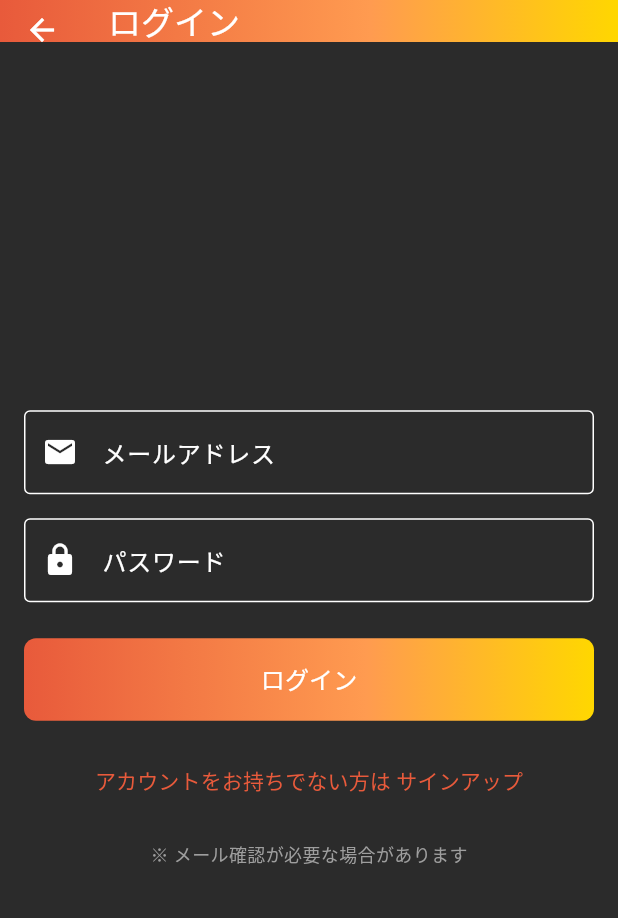
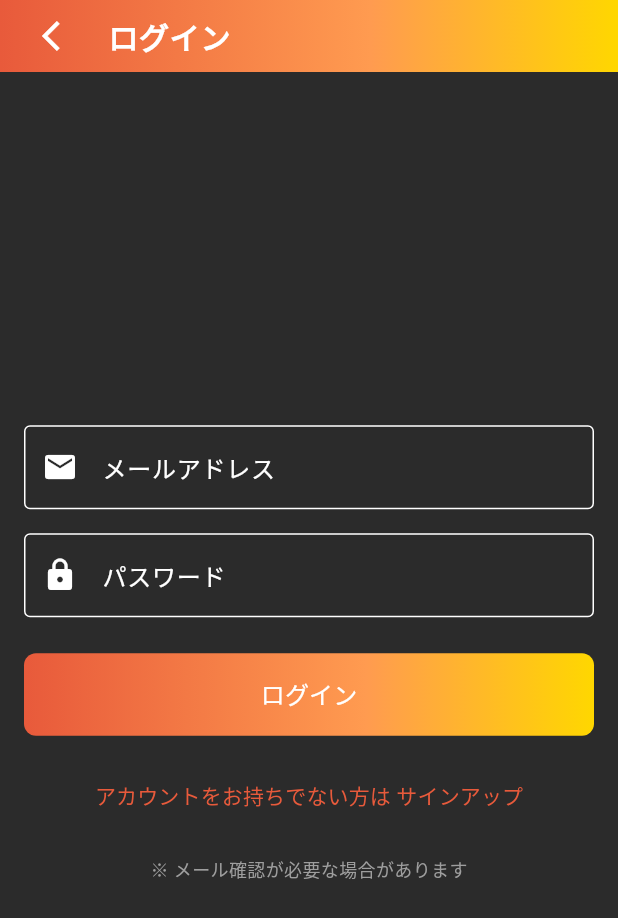
Before and after one commit to Kamon-Tahara-504/ThisOne-NewRepository, a Flutter app: the AuthScreen screen opened directly, on a phone screen of 412 x 824 dp. Shown: the top 918 px of the screen. Run offline on Flutter 3.47's test engine with Material 3 defaults, Android fonts, the light colour scheme and no system bars; our stand-ins replace supabase_flutter; accounts and stored records are empty.

Commit message:
v1.0.2-dev ヘッダーの調整

```diff
--- a/lib/screens/auth_screen.dart
+++ b/lib/screens/auth_screen.dart
@@ -110,12 +110,39 @@ class _AuthScreenState extends State<AuthScreen> {
   Widget build(BuildContext context) {
     return Scaffold(
       appBar: PreferredSize(
-        preferredSize: const Size.fromHeight(28.0), // 通常の約半分の高さ
-        child: AppBar(
-          title: Text(_isSignUp ? 'サインアップ' : 'ログイン'),
-          flexibleSpace: Container(
-            decoration: BoxDecoration(
-              gradient: createHorizontalOrangeYellowGradient(),
+        preferredSize: const Size.fromHeight(56.0), // 標準的なAppBarの高さ
+        child: Container(
+          decoration: BoxDecoration(
+            gradient: createHorizontalOrangeYellowGradient(),
+          ),
+          child: SafeArea(
+            child: Padding(
+              padding: const EdgeInsets.symmetric(horizontal: 16.0),
+              child: Row(
+                children: [
+                  // 戻るボタン
+                  IconButton(
+                    onPressed: () => Navigator.pop(context),
+                    icon: const Icon(
+                      Icons.arrow_back_ios,
+                      color: Colors.white,
+                      size: 24,
+                    ),
+                  ),
+                  const SizedBox(width: 8),
+                  // 左寄せのタイトル
+                  Text(
+                    _isSignUp ? 'サインアップ' : 'ログイン',
+                    style: const TextStyle(
+                      color: Colors.white,
+                      fontSize: 20, // ヘッダーの文字のピクセル数
+                      fontWeight: FontWeight.w700,
+                      letterSpacing: 0.5,
+                    ),
+                  ),
+                  const Spacer(), // 右側にスペースを作る
+                ],
+              ),
             ),
           ),
         ),
```
Also changed, not shown: lib/main.dart (+32 -6 lines).
